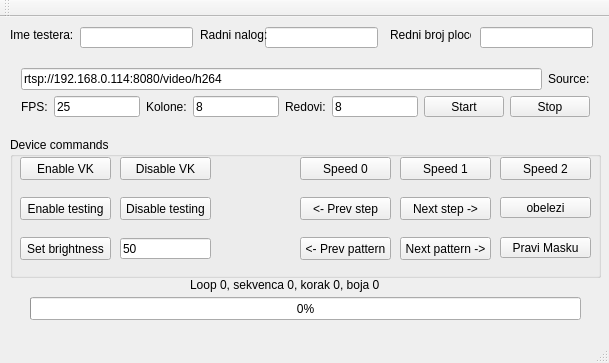
First picture: the form in mainwindow.ui, repository papa/DMV-Actual, before the edit.
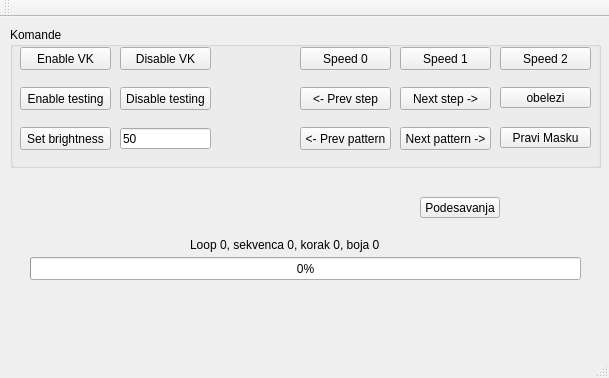
Second picture: the form after the edit.

Patch:
```diff
--- a/mainwindow.ui
+++ b/mainwindow.ui
@@ -7,139 +7,24 @@
     <x>0</x>
     <y>0</y>
     <width>609</width>
-    <height>363</height>
+    <height>378</height>
    </rect>
   </property>
   <property name="windowTitle">
    <string>MainWindow</string>
   </property>
   <widget class="QWidget" name="centralWidget">
-   <widget class="QWidget" name="verticalLayoutWidget">
-    <property name="geometry">
-     <rect>
-      <x>10</x>
-      <y>40</y>
-      <width>591</width>
-      <height>71</height>
-     </rect>
-    </property>
-    <layout class="QVBoxLayout" name="verticalLayout">
-     <item>
-      <layout class="QHBoxLayout" name="horizontalLayout_2">
-       <item>
-        <widget class="QLineEdit" name="sourceLineEdit">
-         <property name="text">
-          <string>rtsp://192.168.0.114:8080/video/h264</string>
-         </property>
-        </widget>
-       </item>
-       <item>
-        <widget class="QLabel" name="sourceLabel">
-         <property name="text">
-          <string>Source:</string>
-         </property>
-        </widget>
-       </item>
-      </layout>
-     </item>
-     <item>
-      <layout class="QHBoxLayout" name="horizontalLayout">
-       <item>
-        <layout class="QHBoxLayout" name="horizontalLayout_3">
-         <item>
-          <widget class="QLabel" name="fpsLabel">
-           <property name="text">
-            <string>FPS:</string>
-           </property>
-          </widget>
-         </item>
-         <item>
-          <widget class="QLineEdit" name="fpsLineEdit">
-           <property name="text">
-            <string>25</string>
-           </property>
-           <property name="maxLength">
-            <number>4</number>
-           </property>
-          </widget>
-         </item>
-        </layout>
-       </item>
-       <item>
-        <widget class="QLabel" name="fpsLabel_2">
-         <property name="text">
-          <string>Kolone:</string>
-         </property>
-        </widget>
-       </item>
-       <item>
-        <widget class="QLineEdit" name="koloneTxt">
-         <property name="text">
-          <string>8</string>
-         </property>
-         <property name="maxLength">
-          <number>4</number>
-         </property>
-        </widget>
-       </item>
-       <item>
-        <widget class="QLabel" name="fpsLabel_3">
-         <property name="text">
-          <string>Redovi:</string>
-         </property>
-        </widget>
-       </item>
-       <item>
-        <widget class="QLineEdit" name="redoviTxt">
-         <property name="text">
-          <string>8</string>
-         </property>
-         <property name="maxLength">
-          <number>4</number>
-         </property>
-        </widget>
-       </item>
-       <item>
-        <widget class="QPushButton" name="startBtn">
-         <property name="sizePolicy">
-          <sizepolicy hsizetype="Expanding" vsizetype="Fixed">
-           <horstretch>0</horstretch>
-           <verstretch>0</verstretch>
-          </sizepolicy>
-         </property>
-         <property name="text">
-          <string>Start</string>
-         </property>
-        </widget>
-       </item>
-       <item>
-        <widget class="QPushButton" name="stopBtn">
-         <property name="sizePolicy">
-          <sizepolicy hsizetype="Expanding" vsizetype="Fixed">
-           <horstretch>0</horstretch>
-           <verstretch>0</verstretch>
-          </sizepolicy>
-         </property>
-         <property name="text">
-          <string>Stop</string>
-         </property>
-        </widget>
-       </item>
-      </layout>
-     </item>
-    </layout>
-   </widget>
    <widget class="QGroupBox" name="group">
     <property name="geometry">
      <rect>
       <x>10</x>
-      <y>120</y>
+      <y>10</y>
       <width>591</width>
       <height>141</height>
      </rect>
     </property>
     <property name="title">
-     <string>Device commands</string>
+     <string>Komande</string>
     </property>
     <widget class="QPushButton" name="enableVKBtn">
      <property name="geometry">
@@ -340,80 +225,11 @@
      </property>
     </widget>
    </widget>
-   <widget class="QLineEdit" name="imeTestera">
-    <property name="geometry">
-     <rect>
-      <x>80</x>
-      <y>10</y>
-      <width>113</width>
-      <height>21</height>
-     </rect>
-    </property>
-   </widget>
-   <widget class="QLineEdit" name="radniNalog">
-    <property name="geometry">
-     <rect>
-      <x>265</x>
-      <y>10</y>
-      <width>113</width>
-      <height>21</height>
-     </rect>
-    </property>
-   </widget>
-   <widget class="QLabel" name="label">
-    <property name="geometry">
-     <rect>
-      <x>10</x>
-      <y>10</y>
-      <width>71</width>
-      <height>16</height>
-     </rect>
-    </property>
-    <property name="text">
-     <string>Ime testera:</string>
-    </property>
-   </widget>
-   <widget class="QLabel" name="label_2">
-    <property name="geometry">
-     <rect>
-      <x>200</x>
-      <y>10</y>
-      <width>71</width>
-      <height>16</height>
-     </rect>
-    </property>
-    <property name="text">
-     <string>Radni nalog:</string>
-    </property>
-   </widget>
-   <widget class="QLabel" name="label_3">
-    <property name="geometry">
-     <rect>
-      <x>390</x>
-      <y>10</y>
-      <width>81</width>
-      <height>16</height>
-     </rect>
-    </property>
-    <property name="text">
-     <string>Redni broj ploce:</string>
-    </property>
-   </widget>
-   <widget class="QLineEdit" name="redniBrojPloce">
-    <property name="geometry">
-     <rect>
-      <x>480</x>
-      <y>10</y>
-      <width>113</width>
-      <height>21</height>
-     </rect>
-    </property>
-   </widget>
    <widget class="QProgressBar" name="progressBar">
     <property name="geometry">
      <rect>
       <x>30</x>
-      <y>280</y>
+      <y>240</y>
       <width>551</width>
       <height>23</height>
      </rect>
@@ -426,7 +242,7 @@
     <property name="geometry">
      <rect>
       <x>190</x>
-      <y>260</y>
+      <y>220</y>
       <width>231</width>
       <height>16</height>
      </rect>
@@ -435,6 +251,19 @@
      <string>Loop 0, sekvenca 0, korak 0, boja 0</string>
     </property>
    </widget>
+   <widget class="QPushButton" name="podesavanjaBtn">
+    <property name="geometry">
+     <rect>
+      <x>420</x>
+      <y>180</y>
+      <width>80</width>
+      <height>21</height>
+     </rect>
+    </property>
+    <property name="text">
+     <string>Podesavanja</string>
+    </property>
+   </widget>
   </widget>
   <widget class="QMenuBar" name="menuBar">
    <property name="geometry">
```
